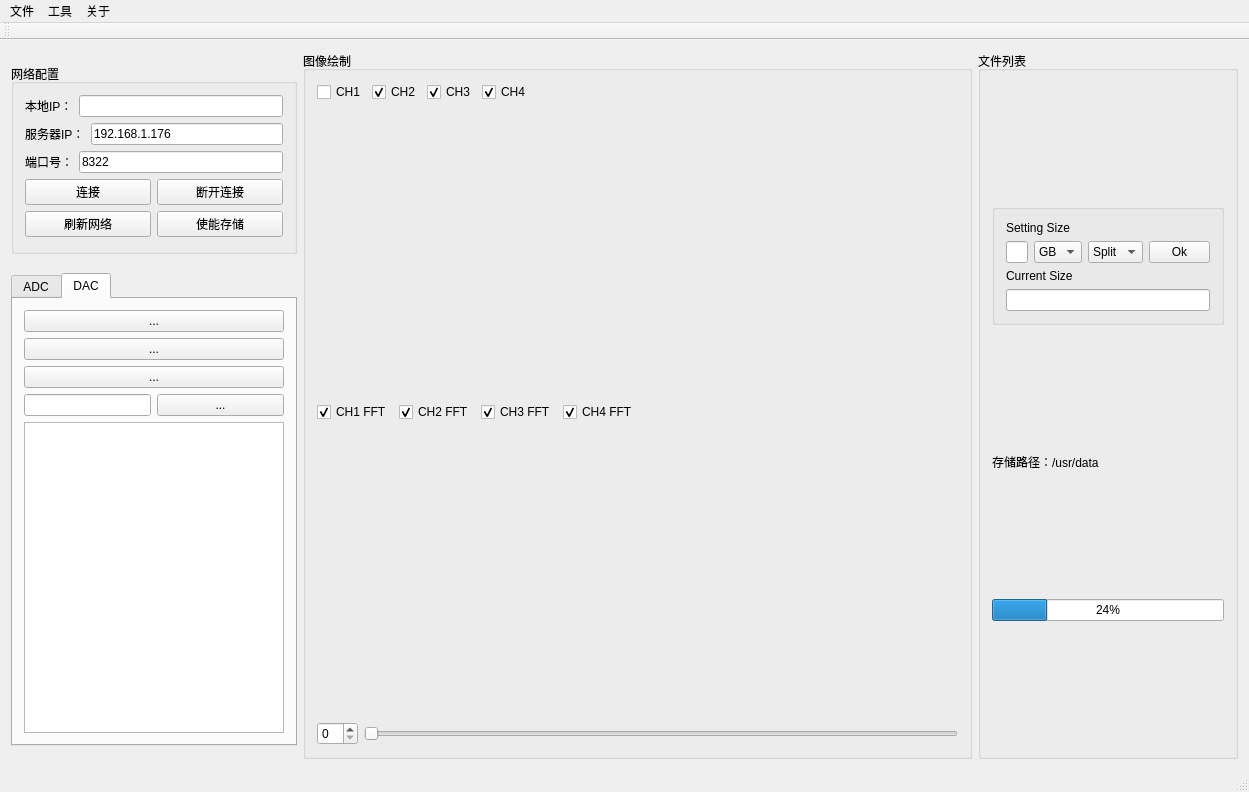
Old version of the form PRO/NetworkPlot/mainwindow.ui in the repository carloscn/netplot.
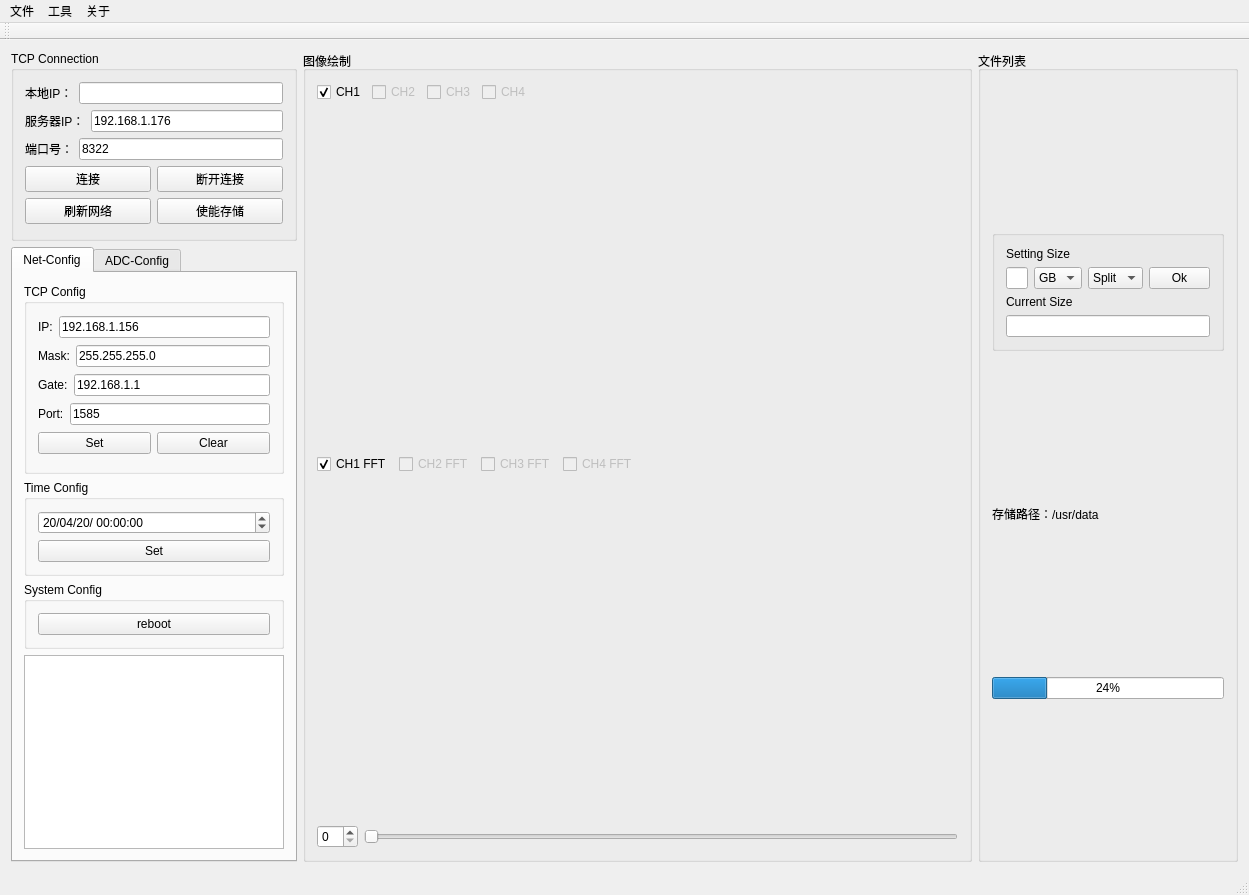
New version of the form. The open tabs and pages were chosen to show the change. Custom widgets are drawn as their Qt base class.

Patch:
```diff
--- a/PRO/NetworkPlot/mainwindow.ui
+++ b/PRO/NetworkPlot/mainwindow.ui
@@ -44,7 +44,7 @@
          </size>
         </property>
         <property name="title">
-         <string>网络配置</string>
+         <string>TCP Connection</string>
         </property>
         <layout class="QGridLayout" name="gridLayout_7">
          <item row="0" column="0">
@@ -169,9 +169,207 @@
         <property name="currentIndex">
          <number>0</number>
         </property>
+        <widget class="QWidget" name="tab_2">
+         <attribute name="title">
+          <string>Net-Config</string>
+         </attribute>
+         <layout class="QVBoxLayout" name="verticalLayout_3">
+          <item>
+           <widget class="QGroupBox" name="groupBox_6">
+            <property name="sizePolicy">
+             <sizepolicy hsizetype="Fixed" vsizetype="Expanding">
+              <horstretch>0</horstretch>
+              <verstretch>0</verstretch>
+             </sizepolicy>
+            </property>
+            <property name="minimumSize">
+             <size>
+              <width>260</width>
+              <height>190</height>
+             </size>
+            </property>
+            <property name="maximumSize">
+             <size>
+              <width>300</width>
+              <height>190</height>
+             </size>
+            </property>
+            <property name="title">
+             <string>TCP Config</string>
+            </property>
+            <layout class="QVBoxLayout" name="verticalLayout_7">
+             <item>
+              <layout class="QGridLayout" name="gridLayout_10">
+               <item row="0" column="0">
+                <widget class="QLabel" name="label_11">
+                 <property name="text">
+                  <string>IP:</string>
+                 </property>
+                </widget>
+               </item>
+               <item row="0" column="1">
+                <widget class="QLineEdit" name="lineEdit_set_ip">
+                 <property name="text">
+                  <string>192.168.1.156</string>
+                 </property>
+                 <property name="readOnly">
+                  <bool>false</bool>
+                 </property>
+                </widget>
+               </item>
+              </layout>
+             </item>
+             <item>
+              <layout class="QHBoxLayout" name="horizontalLayout_8">
+               <item>
+                <widget class="QLabel" name="label_12">
+                 <property name="text">
+                  <string>Mask:</string>
+                 </property>
+                </widget>
+               </item>
+               <item>
+                <widget class="QLineEdit" name="lineEdit_set_mask">
+                 <property name="text">
+                  <string>255.255.255.0</string>
+                 </property>
+                 <property name="readOnly">
+                  <bool>false</bool>
+                 </property>
+                </widget>
+               </item>
+              </layout>
+             </item>
+             <item>
+              <layout class="QHBoxLayout" name="horizontalLayout_17">
+               <item>
+                <widget class="QLabel" name="label_14">
+                 <property name="text">
+                  <string>Gate:</string>
+                 </property>
+                </widget>
+               </item>
+               <item>
+                <widget class="QLineEdit" name="lineEdit_set_gate">
+                 <property name="text">
+                  <string>192.168.1.1</string>
+                 </property>
+                 <property name="readOnly">
+                  <bool>false</bool>
+                 </property>
+                </widget>
+               </item>
+              </layout>
+             </item>
+             <item>
+              <layout class="QHBoxLayout" name="horizontalLayout_12">
+               <item>
+                <widget class="QLabel" name="label_13">
+                 <property name="text">
+                  <string>Port:</string>
+                 </property>
+                </widget>
+               </item>
+               <item>
+                <widget class="QLineEdit" name="lineEdit_set_port">
+                 <property name="text">
+                  <string>1585</string>
+                 </property>
+                </widget>
+               </item>
+              </layout>
+             </item>
+             <item>
+              <layout class="QHBoxLayout" name="horizontalLayout_14">
+               <item>
+                <widget class="QPushButton" name="pushButton_set_to_server">
+                 <property name="styleSheet">
+                  <string notr="true"/>
+                 </property>
+                 <property name="text">
+                  <string>Set</string>
+                 </property>
+                </widget>
+               </item>
+               <item>
+                <widget class="QPushButton" name="pushButton_set_clear">
+                 <property name="text">
+                  <string>Clear</string>
+                 </property>
+                </widget>
+               </item>
+              </layout>
+             </item>
+            </layout>
+           </widget>
+          </item>
+          <item>
+           <widget class="QGroupBox" name="groupBox_7">
+            <property name="title">
+             <string>Time Config</string>
+            </property>
+            <layout class="QVBoxLayout" name="verticalLayout">
+             <item>
+              <widget class="QDateTimeEdit" name="dateTimeEdit">
+               <property name="date">
+                <date>
+                 <year>2020</year>
+                 <month>4</month>
+                 <day>20</day>
+                </date>
+               </property>
+               <property name="time">
+                <time>
+                 <hour>0</hour>
+                 <minute>0</minute>
+                 <second>0</second>
+                </time>
+               </property>
+               <property name="currentSection">
+                <enum>QDateTimeEdit::YearSection</enum>
+               </property>
+               <property name="displayFormat">
+                <string>yy/MM/dd/ hh:mm:ss</string>
+               </property>
+              </widget>
+             </item>
+             <item>
+              <widget class="QPushButton" name="pushButton_set_to_time">
+               <property name="styleSheet">
+                <string notr="true"/>
+               </property>
+               <property name="text">
+                <string>Set</string>
+               </property>
+              </widget>
+             </item>
+            </layout>
+           </widget>
+          </item>
+          <item>
+           <widget class="QGroupBox" name="groupBox_8">
+            <property name="title">
+             <string>System Config</string>
+            </property>
+            <layout class="QVBoxLayout" name="verticalLayout_2">
+             <item>
+              <widget class="QPushButton" name="pushButton_reboot">
+               <property name="text">
+                <string>reboot</string>
+               </property>
+              </widget>
+             </item>
+            </layout>
+           </widget>
+          </item>
+          <item>
+           <widget class="QTextBrowser" name="textBrowser_server"/>
+          </item>
+         </layout>
+        </widget>
         <widget class="QWidget" name="tab">
          <attribute name="title">
-          <string>ADC</string>
+          <string>ADC-Config</string>
          </attribute>
          <layout class="QGridLayout" name="gridLayout_3">
           <item row="0" column="0">
@@ -481,83 +679,6 @@
           </item>
          </layout>
         </widget>
-        <widget class="QWidget" name="tab_2">
-         <attribute name="title">
-          <string>DAC</string>
-         </attribute>
-         <layout class="QVBoxLayout" name="verticalLayout_9">
-          <item>
-           <layout class="QVBoxLayout" name="verticalLayout_8">
-            <item>
-             <widget class="QPushButton" name="pushButton_da_start">
-              <property name="sizePolicy">
-               <sizepolicy hsizetype="Expanding" vsizetype="Fixed">
-                <horstretch>0</horstretch>
-                <verstretch>0</verstretch>
-               </sizepolicy>
-              </property>
-              <property name="text">
-               <string>...</string>
-              </property>
-             </widget>
-            </item>
-            <item>
-             <widget class="QPushButton" name="pushButton_da_clear_buffer">
-              <property name="sizePolicy">
-               <sizepolicy hsizetype="Expanding" vsizetype="Fixed">
-                <horstretch>0</horstretch>
-                <verstretch>0</verstretch>
-               </sizepolicy>
-              </property>
-              <property name="text">
-               <string>...</string>
-              </property>
-             </widget>
-            </item>
-            <item>
-             <widget class="QPushButton" name="pushButton_da_stop">
-              <property name="sizePolicy">
-               <sizepolicy hsizetype="Expanding" vsizetype="Fixed">
-                <horstretch>0</horstretch>
-                <verstretch>0</verstretch>
-               </sizepolicy>
-              </property>
-              <property name="text">
-               <string>...</string>
-              </property>
-             </widget>
-            </item>
-           </layout>
-          </item>
-          <item>
-           <layout class="QHBoxLayout" name="horizontalLayout_14">
-            <item>
-             <widget class="QLineEdit" name="lineEdit_da_times">
-              <property name="text">
-               <string/>
-              </property>
-             </widget>
-            </item>
-            <item>
-             <widget class="QPushButton" name="pushButton_da_reback">
-              <property name="sizePolicy">
-               <sizepolicy hsizetype="Expanding" vsizetype="Fixed">
-                <horstretch>0</horstretch>
-                <verstretch>0</verstretch>
-               </sizepolicy>
-              </property>
-              <property name="text">
-               <string>...</string>
-              </property>
-             </widget>
-            </item>
-           </layout>
-          </item>
-          <item>
-           <widget class="QTextBrowser" name="textBrowser_da"/>
-          </item>
-         </layout>
-        </widget>
        </widget>
       </item>
      </layout>
@@ -581,35 +702,47 @@
            <property name="text">
             <string>CH1</string>
            </property>
+           <property name="checked">
+            <bool>true</bool>
+           </property>
           </widget>
          </item>
          <item>
           <widget class="QCheckBox" name="checkBox_ch2_time">
+           <property name="enabled">
+            <bool>false</bool>
+           </property>
            <property name="text">
             <string>CH2</string>
            </property>
            <property name="checked">
-            <bool>true</bool>
+            <bool>false</bool>
            </property>
           </widget>
          </item>
          <item>
           <widget class="QCheckBox" name="checkBox_ch3_time">
+           <property name="enabled">
+            <bool>false</bool>
+           </property>
            <property name="text">
             <string>CH3</string>
            </property>
            <property name="checked">
-            <bool>true</bool>
+            <bool>false</bool>
            </property>
           </widget>
          </item>
          <item>
           <widget class="QCheckBox" name="checkBox_ch4_time">
+           <property name="enabled">
+            <bool>false</bool>
+           </property>
            <property name="text">
             <string>CH4</string>
            </property>
            <property name="checked">
-            <bool>true</bool>
+            <bool>false</bool>
            </property>
           </widget>
          </item>
@@ -652,31 +785,40 @@
          </item>
          <item>
           <widget class="QCheckBox" name="checkBox_ch2_fft">
+           <property name="enabled">
+            <bool>false</bool>
+           </property>
            <property name="text">
             <string>CH2 FFT</string>
            </property>
            <property name="checked">
-            <bool>true</bool>
+            <bool>false</bool>
            </property>
           </widget>
          </item>
          <item>
           <widget class="QCheckBox" name="checkBox_ch3_fft">
+           <property name="enabled">
+            <bool>false</bool>
+           </property>
            <property name="text">
             <string>CH3 FFT</string>
            </property>
            <property name="checked">
-            <bool>true</bool>
+            <bool>false</bool>
            </property>
           </widget>
          </item>
          <item>
           <widget class="QCheckBox" name="checkBox_ch4_fft">
+           <property name="enabled">
+            <bool>false</bool>
+           </property>
            <property name="text">
             <string>CH4 FFT</string>
            </property>
            <property name="checked">
-            <bool>true</bool>
+            <bool>false</bool>
            </property>
           </widget>
          </item>
```
Left out of the diff: 32 changed lines with no effect on the pictures.
